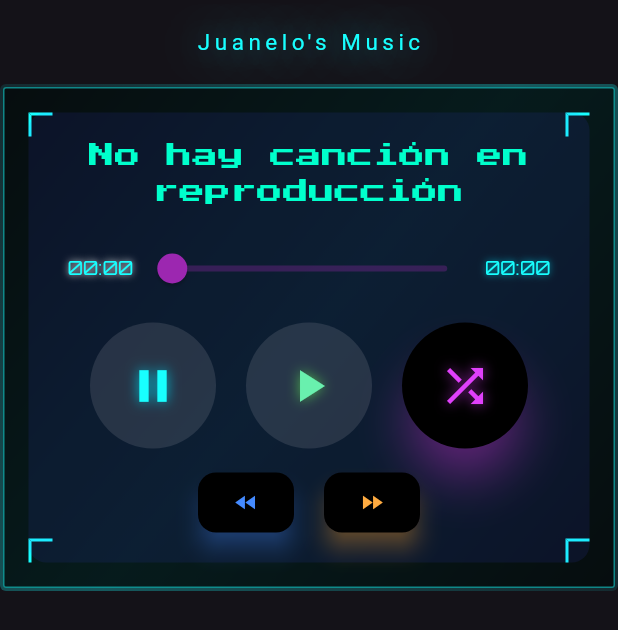
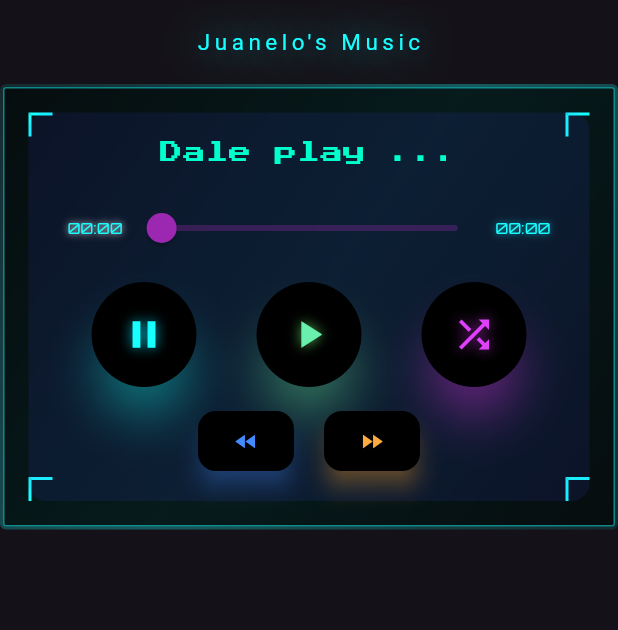
Before and after one commit to juanTorrenegra/mp3player, a Flutter app: the screen it shows after launch, on a phone screen of 412 x 824 dp. Shown: the top 630 px of the screen. Run offline on Flutter 3.47's test engine with Material 3 defaults, Android fonts, the phone set to English and light mode, and no system bars; our stand-ins replace just_audio, permission_handler; Roboto replaces fonts that are missing (cursive).

Commit message:
main buttons smaller, play button works as random play also

```diff
--- a/lib/main.dart
+++ b/lib/main.dart
@@ -289,11 +289,11 @@ class _MusicListScreenState extends State<MusicListScreen> {
                           Text(
                             currentlyPlaying != null
                                 ? currentlyPlaying!
-                                : 'No hay canción en reproducción',
+                                : 'Dale play ...',
                             textAlign: TextAlign.center,
                             style: TextStyle(
                               fontFamily: 'PixelBoom',
-                              fontSize: 17,
+                              fontSize: 15,
                               //fontWeight: FontWeight.bold,
                               color: Theme.of(context).primaryColor,
                             ),
@@ -306,7 +306,7 @@ class _MusicListScreenState extends State<MusicListScreen> {
                                 formatDuration(currentPosition),
                                 style: const TextStyle(
                                   color: Colors.cyanAccent,
-                                  fontSize: 12,
+                                  fontSize: 10,
                                   shadows: [
                                     Shadow(
                                       color: Colors.white,
@@ -336,7 +336,7 @@ class _MusicListScreenState extends State<MusicListScreen> {
                                 formatDuration(totalDuration),
                                 style: const TextStyle(
                                   color: Colors.cyanAccent,
-                                  fontSize: 12,
+                                  fontSize: 10,
                                   shadows: [
                                     Shadow(
                                       color: Colors.cyan,
@@ -354,11 +354,11 @@ class _MusicListScreenState extends State<MusicListScreen> {
                             mainAxisAlignment: MainAxisAlignment.center,
                             children: [
                               ElevatedButton(
-                                onPressed: isPlaying ? pauseMusic : null,
+                                onPressed: isPlaying ? pauseMusic : pauseMusic,
                                 style:
                                     ElevatedButton.styleFrom(
-                                      shape: const CircleBorder(),
-                                      padding: const EdgeInsets.all(24),
+                                      shape: const OvalBorder(),
+                                      padding: const EdgeInsets.all(20),
                                       backgroundColor: Colors.black,
                                       shadowColor: Colors.cyanAccent,
                                       elevation: 12,
@@ -369,7 +369,7 @@ class _MusicListScreenState extends State<MusicListScreen> {
                                     ),
                                 child: const Icon(
                                   Icons.pause,
-                                  size: 36,
+                                  size: 30,
                                   color: Colors.cyanAccent,
                                   shadows: [
                                     Shadow(
@@ -380,16 +380,16 @@ class _MusicListScreenState extends State<MusicListScreen> {
                                   ],
                                 ),
                               ),
-                              const SizedBox(width: 20),
+                              const SizedBox(width: 40),
                               ElevatedButton(
                                 onPressed:
                                     !isPlaying && currentlyPlaying != null
                                     ? resumeMusic
-                                    : null,
+                                    : startRandomMode,
                                 style:
                                     ElevatedButton.styleFrom(
                                       shape: const CircleBorder(),
-                                      padding: const EdgeInsets.all(24),
+                                      padding: const EdgeInsets.all(20),
                                       backgroundColor: Colors.black,
                                       shadowColor: Colors.greenAccent,
                                       elevation: 12,
@@ -400,7 +400,7 @@ class _MusicListScreenState extends State<MusicListScreen> {
                                     ),
                                 child: const Icon(
                                   Icons.play_arrow,
-                                  size: 36,
+                                  size: 30,
                                   color: Colors.greenAccent,
                                   shadows: [
                                     Shadow(
@@ -411,13 +411,13 @@ class _MusicListScreenState extends State<MusicListScreen> {
                                   ],
                                 ),
                               ),
-                              const SizedBox(width: 20),
+                              const SizedBox(width: 40),
                               ElevatedButton(
                                 onPressed: startRandomMode,
                                 style:
                                     ElevatedButton.styleFrom(
                                       shape: const CircleBorder(),
-                                      padding: const EdgeInsets.all(24),
+                                      padding: const EdgeInsets.all(20),
                                       backgroundColor: Colors.black,
                                       shadowColor: Colors.purpleAccent,
                                       elevation: 12,
@@ -428,7 +428,7 @@ class _MusicListScreenState extends State<MusicListScreen> {
                                     ),
                                 child: const Icon(
                                   Icons.shuffle,
-                                  size: 36,
+                                  size: 30,
                                   color: Colors.purpleAccent,
                                   shadows: [
                                     Shadow(
```
